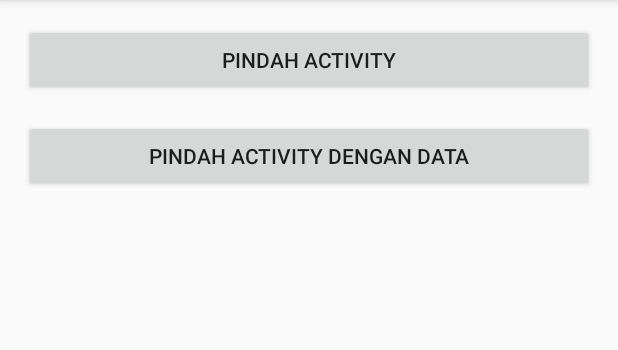
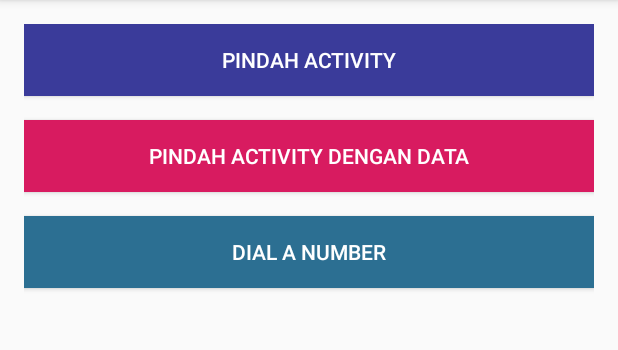
Before and after one commit to faisalkholid/move_intent, an Android app: the screen it shows after launch (MainActivity), on a phone screen of 412 x 824 dp, the part 84-434 px from its top. Run offline under Robolectric (Android 15) with nearby library versions, the phone set to English and light mode, and no system bars.

Commit message:
initial commit

```diff
--- a/app/src/main/java/com/example/myintentapp/MainActivity.java
+++ b/app/src/main/java/com/example/myintentapp/MainActivity.java
@@ -1,6 +1,7 @@
 package com.example.myintentapp;
 
 import android.content.Intent;
+import android.net.Uri;
 import android.support.v7.app.AppCompatActivity;
 import android.os.Bundle;
 import android.view.View;
@@ -10,6 +11,7 @@ public class MainActivity extends AppCompatActivity implements View.OnClickListe
 
     Button btnMoveActivity;
     Button btnMoveWithDataActivity;
+    Button btnDialPhone;
 
     @Override
     protected void onCreate(Bundle savedInstanceState) {
@@ -21,6 +23,9 @@ public class MainActivity extends AppCompatActivity implements View.OnClickListe
 
         btnMoveWithDataActivity = findViewById(R.id.btn_move_activity_data);
         btnMoveWithDataActivity.setOnClickListener(this);
+
+        btnDialPhone = findViewById(R.id.btn_dial_number);
+        btnDialPhone.setOnClickListener(this);
     }
 
     @Override
@@ -36,6 +41,11 @@ public class MainActivity extends AppCompatActivity implements View.OnClickListe
                 moveWithDataIntent.putExtra(MoveWithDataActivity.EXTRA_AGE, 5);
                 startActivity(moveWithDataIntent);
                 break;
+            case R.id.btn_dial_number:
+                String phoneNumber = "085237840642";
+                Intent dialPhoneIntent = new Intent(Intent.ACTION_DIAL, Uri.parse("tel:"+phoneNumber));
+                startActivity(dialPhoneIntent);
+                break;
         }
     }
 
--- a/app/src/main/res/layout/activity_main.xml
+++ b/app/src/main/res/layout/activity_main.xml
@@ -16,11 +16,26 @@
         android:layout_width="match_parent"
         android:layout_height="wrap_content"
         android:layout_marginBottom="@dimen/activity_vertical_margin"
-        android:text="@string/move_activity" />
+        android:text="@string/move_activity"
+        android:background="#3A3B9A"
+        android:textColor="#ffff"
+        />
     <Button
         android:id="@+id/btn_move_activity_data"
         android:layout_width="match_parent"
         android:layout_height="wrap_content"
         android:layout_marginBottom="@dimen/activity_vertical_margin"
-        android:text="@string/move_with_data" />
+        android:text="@string/move_with_data"
+        android:background="@color/colorAccent"
+        android:textColor="#ffff"/>
+    <Button
+        android:id="@+id/btn_dial_number"
+        android:layout_width="match_parent"
+        android:layout_height="wrap_content"
+        android:layout_marginBottom="@dimen/activity_vertical_margin"
+        android:text="@string/dial_number"
+        android:background=" #2c6f92"
+        android:textColor="#ffff"
+        />
+
 </LinearLayout>
```
